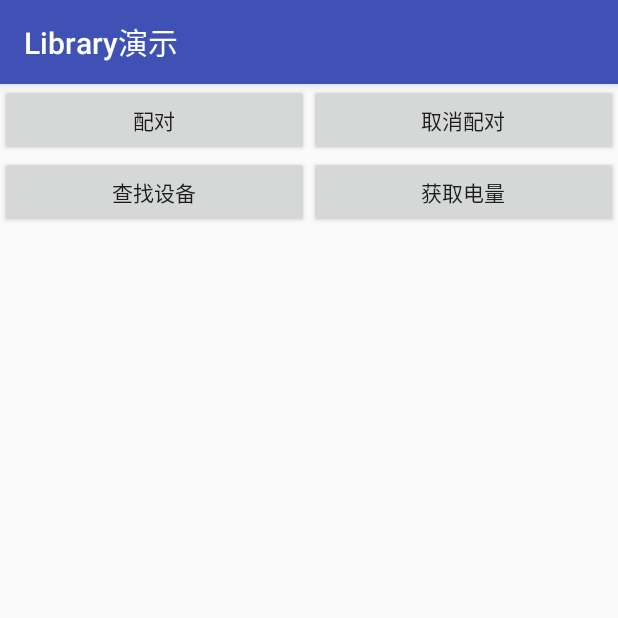
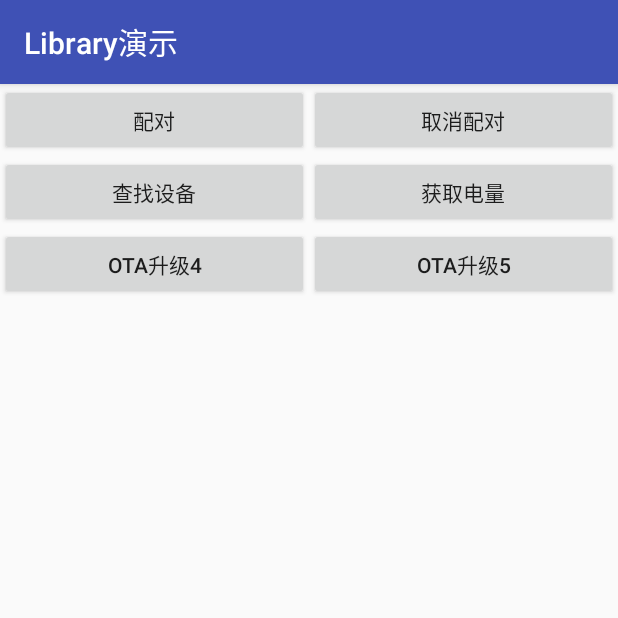
Before and after one commit to dgutkai/ClickerPlus, an Android app: the LibraryDemoActivity screen opened directly, with no data from a screen before it, on a phone screen of 412 x 824 dp, the top half of it. Run offline under Robolectric (Android 15) with nearby library versions, the phone set to English and light mode, and no system bars; libraries missing offline, so code that uses them is left out: com.inuker.bluetooth, no.nordicsemi.android; 4 statements that could not run were skipped.

Commit message:
所有指令回调完成，OTA升级

```diff
--- a/app/src/main/res/layout/activity_librarydemo.xml
+++ b/app/src/main/res/layout/activity_librarydemo.xml
@@ -21,7 +21,7 @@
         android:layout_width="0dp"
         android:layout_height="wrap_content"
         android:text="取消配对"
-        app:layout_constraintHorizontal_chainStyle="packed"
+        app:layout_constraintHorizontal_chainStyle="spread_inside"
         app:layout_constraintRight_toRightOf="parent"
         app:layout_constraintLeft_toRightOf="@id/pair_btn"
         app:layout_constraintHorizontal_weight="1"
@@ -49,4 +49,28 @@
         app:layout_constraintTop_toBottomOf="@id/unpair_btn"
         app:layout_constraintHorizontal_weight="1"
         android:onClick="batteryClick"/>
+
+    <Button
+        android:id="@+id/ota_btn4"
+        android:layout_width="0dp"
+        android:layout_height="wrap_content"
+        android:onClick="ota4Click"
+        android:text="OTA升级4"
+        app:layout_constraintHorizontal_chainStyle="spread"
+        app:layout_constraintLeft_toLeftOf="parent"
+        app:layout_constraintRight_toLeftOf="@id/ota_btn5"
+        app:layout_constraintTop_toBottomOf="@id/find_btn"
+        />
+
+    <Button
+        android:id="@+id/ota_btn5"
+        android:layout_width="0dp"
+        android:layout_height="wrap_content"
+        android:text="OTA升级5"
+
+        app:layout_constraintRight_toRightOf="parent"
+        app:layout_constraintTop_toBottomOf="@id/battery_btn"
+        app:layout_constraintLeft_toRightOf="@id/ota_btn4"
+        android:onClick="ota5Click"/>
+
 </android.support.constraint.ConstraintLayout>
--- a/clickerpluslibrary/build.gradle
+++ b/clickerpluslibrary/build.gradle
@@ -36,12 +36,14 @@ android {
 dependencies {
     implementation fileTree(dir: 'libs', include: ['*.jar'])
 
+    //noinspection GradleCompatible
     implementation 'com.android.support:appcompat-v7:26.1.0'
     testImplementation 'junit:junit:4.12'
     androidTestImplementation 'com.android.support.test:runner:1.0.1'
     androidTestImplementation 'com.android.support.test.espresso:espresso-core:3.0.1'
     compile 'com.inuker.bluetooth:library:1.4.0'
     compile "org.jetbrains.kotlin:kotlin-stdlib-jdk7:$kotlin_version"
+    compile "no.nordicsemi.android:dfu:1.6.1"
 }
 repositories {
     mavenCentral()
--- a/clickerpluslibrary/src/main/java/com/qcymall/clickerpluslibrary/ClickerPlus.kt
+++ b/clickerpluslibrary/src/main/java/com/qcymall/clickerpluslibrary/ClickerPlus.kt
@@ -1,10 +1,8 @@
 package com.qcymall.clickerpluslibrary
 
 import android.annotation.SuppressLint
-import android.app.Notification
-import android.bluetooth.BluetoothAdapter
-import android.bluetooth.BluetoothDevice
 import android.content.Context
+import android.os.Build
 import android.os.Handler
 import android.util.Log
 import com.inuker.bluetooth.library.BluetoothClient
@@ -15,12 +13,16 @@ import com.inuker.bluetooth.library.connect.options.BleConnectOptions
 import com.inuker.bluetooth.library.connect.response.BleConnectResponse
 import com.inuker.bluetooth.library.connect.response.BleNotifyResponse
 import com.inuker.bluetooth.library.connect.response.BleWriteResponse
-import com.inuker.bluetooth.library.model.BleGattCharacter
-import com.inuker.bluetooth.library.model.BleGattProfile
+import com.inuker.bluetooth.library.search.SearchRequest
+import com.inuker.bluetooth.library.search.SearchResult
+import com.inuker.bluetooth.library.search.response.SearchResponse
 import com.inuker.bluetooth.library.utils.BluetoothLog
 import com.inuker.bluetooth.library.utils.ByteUtils
-import com.qcymall.clickerpluslibrary.adpcm.AdpcmUtils
+import com.qcymall.clickerpluslibrary.dfu.DFUService
 import com.qcymall.clickerpluslibrary.utils.BLECMDUtil
+import no.nordicsemi.android.dfu.DfuProgressListenerAdapter
+import no.nordicsemi.android.dfu.DfuServiceInitiator
+import no.nordicsemi.android.dfu.DfuServiceListenerHelper
 import java.lang.ref.WeakReference
 import java.util.*
 
@@ -148,6 +150,128 @@ object ClickerPlus {
         return true
 
     }
+
+    fun otaDFU(context: Context, filePath: String): Boolean{
+        if (!isPair){
+            return false
+        }
+        if (!isConnect || mCurrentMac == null){
+            return false
+        }
+        mBluetoothClien!!.write(mCurrentMac, SERVICE_UUID, WRITE_UUID,
+                BLECMDUtil.createOTACMD(), response)
+        val h = Handler()
+        h.postDelayed({
+            val request = SearchRequest.Builder()
+                    .searchBluetoothLeDevice(3000, 3)   // 先扫BLE设备3次，每次3s
+                    .build()
+
+            mBluetoothClien!!.search(request, object : SearchResponse {
+                override fun onSearchStarted() {
+                    Log.e(TAG, "onSearchStarted")
+                }
+
+                override fun onDeviceFounded(device: SearchResult) {
+                    Log.e(TAG, "onDeviceFounded " + device.name + " " + device.address)
+                    if (device.name == "DfuTarg"){ // device.address == mCurrentMac &&
+                        mBluetoothClien!!.stopSearch()
+                        update(context, device.address, device.name, filePath)
+                    }
+
+                }
+
+                override fun onSearchStopped() {
+                }
+
+                override fun onSearchCanceled() {
+                }
+            })
+        }, 10000)
+        return true
+
+    }
+
+    private fun update(context: Context, deviceMac: String, deviceName: String, path: String){
+        DfuServiceListenerHelper.registerProgressListener(context, mDfuProgressListener)
+        val starter = DfuServiceInitiator(deviceMac)
+                .setDeviceName(deviceName)
+                .setKeepBond(false)
+                .setForceDfu(false)
+                .setPacketsReceiptNotificationsEnabled(Build.VERSION.SDK_INT < Build.VERSION_CODES.M)
+                .setPacketsReceiptNotificationsValue(DfuServiceInitiator.DEFAULT_PRN_VALUE)
+                .setUnsafeExperimentalButtonlessServiceInSecureDfuEnabled(true)
+        starter.setZip(null, path)
+
+        starter.start(context, DFUService::class.java)
+    }
+
+    private val mDfuProgressListener = object : DfuProgressListenerAdapter() {
+        override fun onDeviceConnecting(deviceAddress: String?) {
+            Log.e("mDfuProgressListener", "onDeviceConnecting " + deviceAddress )
+        }
+
+        override fun onDfuProcessStarting(deviceAddress: String?) {
+            Log.e("mDfuProgressListener", "onDfuProcessStarting " + deviceAddress )
+            if (mClickerPlusListener != null) {
+                val h = Handler()
+                h.post {
+                    mClickerPlusListener!!.onOTAStart(deviceAddress!!)
+                }
+            }
+        }
+
+        override fun onEnablingDfuMode(deviceAddress: String?) {
+            Log.e("mDfuProgressListener", "onEnablingDfuMode " + deviceAddress )
+        }
+
+        override fun onFirmwareValidating(deviceAddress: String?) {
+            Log.e("mDfuProgressListener", "onFirmwareValidating " + deviceAddress )
+        }
+
+        override fun onDeviceDisconnecting(deviceAddress: String?) {
+            Log.e("mDfuProgressListener", "onDeviceDisconnecting " + deviceAddress )
+        }
+
+        override fun onDfuCompleted(deviceAddress: String?) {
+
+            Log.e("mDfuProgressListener", "onDfuCompleted " + deviceAddress )
+            if (mClickerPlusListener != null) {
+                val h = Handler()
+                h.post {
+                    mClickerPlusListener!!.onOTACompleted(deviceAddress!!)
+                }
+            }
+            val connectHandler = Handler()
+            connectHandler.postDelayed({ connectDevice() }, 500)
+
+        }
+
+        override fun onDfuAborted(deviceAddress: String?) {
+            Log.e("mDfuProgressListener", "onDfuAborted " + deviceAddress )
+        }
+
+        override fun onProgressChanged(deviceAddress: String?, percent: Int, speed: Float, avgSpeed: Float, currentPart: Int, partsTotal: Int) {
+            Log.e("mDfuProgressListener", "onProgressChanged " + deviceAddress + " progress:" + percent + " speed:" + speed +
+                    " avgSpeed:" + avgSpeed + " currentPart:" + currentPart + " partsTotal:" + partsTotal)
+            if (mClickerPlusListener != null) {
+                val h = Handler()
+                h.post {
+                    mClickerPlusListener!!.onOTAProgressChanged(deviceAddress!!, percent, speed, avgSpeed, currentPart, partsTotal)
+                }
+            }
+        }
+
+        override fun onError(deviceAddress: String?, error: Int, errorType: Int, message: String?) {
+            Log.e("mDfuProgressListener", "onError " + deviceAddress + " error:" + error + " errorType:" + errorType + " message:" + message)
+            if (mClickerPlusListener != null) {
+                val h = Handler()
+                h.post {
+                    mClickerPlusListener!!.onOTAError(deviceAddress!!, error, errorType, message)
+                }
+            }
+        }
+    }
+
     private val mConnectStatusListener = object : BleConnectStatusListener() {
         override fun onConnectStatusChanged(mac: String, status: Int) {
             BluetoothLog.e(String.format("DeviceDetailActivity onConnectStatusChanged %d in %s",
@@ -254,6 +378,83 @@ object ClickerPlus {
                             }
                         }
                     }
+                    BLECMDUtil.CMDID_WEAKUP -> {
+                        if (mClickerPlusListener != null) {
+                            val h = Handler()
+                            h.post { mClickerPlusListener!!.onWeakup() }
+                        }
+                    }
+                    BLECMDUtil.CMDID_CLICK -> {
+                        if (mClickerPlusListener != null) {
+                            val h = Handler()
+                            h.post { mClickerPlusListener!!.onClick() }
+                        }
+                    }
+                    BLECMDUtil.CMDID_DOUBLECLICK -> {
+                        if (mClickerPlusListener != null) {
+                            val h = Handler()
+                            h.post { mClickerPlusListener!!.onDoubleClick() }
+                        }
+                    }
+                    BLECMDUtil.CMDID_LONGPRESS -> {
+                        if (mClickerPlusListener != null) {
+                            val h = Handler()
+                            h.post { mClickerPlusListener!!.onLongPress() }
+                        }
+                    }
+                    BLECMDUtil.CMDID_IDEA -> {
+                        if (mClickerPlusListener != null) {
+                            val h = Handler()
+                            h.post { mClickerPlusListener!!.onIdeaCapsule() }
+                        }
+                    }
+                    BLECMDUtil.CMDID_VOICESTART -> {
+                        if (mClickerPlusListener != null) {
+                            val h = Handler()
+                            h.post { mClickerPlusListener!!.onVoicePCMStart() }
+                        }
+                    }
+                    BLECMDUtil.CMDID_VOICEPCM -> {
+                        val result = BLECMDUtil.parsePCMData(parseResult.data)
+                        if (mClickerPlusListener != null) {
+                            val h = Handler()
+                            h.post { mClickerPlusListener!!.onVoicePCM(result["pcmData"] as ByteArray, result["index"] as Int) }
+                        }
+                    }
+                    BLECMDUtil.CMDID_VOICEEND -> {
+                        if (mClickerPlusListener != null) {
+                            val h = Handler()
+                            h.post { mClickerPlusListener!!.onVoicePCMEnd() }
+                        }
+                    }
+                    BLECMDUtil.CMDID_IDEASTART -> {
+                        val result = BLECMDUtil.parseIdeaHeader(parseResult.data)
+                        if (mClickerPlusListener != null) {
+                            val h = Handler()
+                            h.post { mClickerPlusListener!!.onIdeaPCMStart(result) }
+                        }
+                    }
+                    BLECMDUtil.CMDID_IDEAPCM -> {
+                        val result = BLECMDUtil.parsePCMData(parseResult.data)
+                        if (mClickerPlusListener != null) {
+                            val h = Handler()
+                            h.post { mClickerPlusListener!!.onIdeaPCM(result["pcmData"] as ByteArray, result["index"] as Int) }
+                        }
+                    }
+                    BLECMDUtil.CMDID_IDEAEND -> {
+
+                        if (mClickerPlusListener != null) {
+                            val h = Handler()
+                            h.post { mClickerPlusListener!!.onIdeaPCMEnd(parseResult.data) }
+                        }
+                    }
+                    BLECMDUtil.CMDID_BATTERY -> {
+                        val result = BLECMDUtil.parseBatteryCMD(parseResult.data)
+                        if (mClickerPlusListener != null) {
+                            val h = Handler()
+                            h.post { mClickerPlusListener!!.onBatteryChange(result) }
+                        }
+                    }
 
                 }
                 //                synchronized (BLEDetialActivity.this) {
--- a/clickerpluslibrary/src/main/java/com/qcymall/clickerpluslibrary/ClickerPlusListener.kt
+++ b/clickerpluslibrary/src/main/java/com/qcymall/clickerpluslibrary/ClickerPlusListener.kt
@@ -13,10 +13,19 @@ interface ClickerPlusListener {
     fun onConnectBack(state: ClickerPlus.ClickerPlusState)
     fun onClick()
     fun onDoubleClick()
-    fun onLongClick()
+    fun onLongPress()
     fun onWeakup()
     fun onIdeaCapsule()
-    fun onVoicePCM(data: ByteArray, isEnd: Boolean)
-    fun onIdeaPCM(data: ByteArray, isEnd: Boolean)
+    fun onVoicePCMStart()
+    fun onVoicePCM(data: ByteArray, index: Int)
+    fun onVoicePCMEnd()
+    fun onIdeaPCMStart(header: String)
+    fun onIdeaPCM(data: ByteArray, index: Int)
+    fun onIdeaPCMEnd(info: ByteArray?)
     fun onBatteryChange(percent: Int)
+
+    fun onOTAStart(deviceMac: String)
+    fun onOTAProgressChanged(deviceMac: String, percent: Int, speed: Float, avgSpeed: Float, currentPart: Int, partsTotal: Int)
+    fun onOTACompleted(deviceMac: String)
+    fun onOTAError(deviceMac: String, error: Int, errorType: Int, message: String?)
 }
```
Also changed, not shown: app/src/main/java/com/qcymall/clickerplus/LibraryDemoActivity.kt (+55 -7 lines), clickerpluslibrary/src/main/AndroidManifest.xml (+11 -1 lines), clickerpluslibrary/src/main/java/com/qcymall/clickerpluslibrary/NotificationActivity.kt (added, +28 -0 lines), clickerpluslibrary/src/main/java/com/qcymall/clickerpluslibrary/dfu/DFUService.kt (added, +41 -0 lines), clickerpluslibrary/src/main/java/com/qcymall/clickerpluslibrary/utils/BLECMDUtil.kt (+48 -2 lines), 153 other files.
